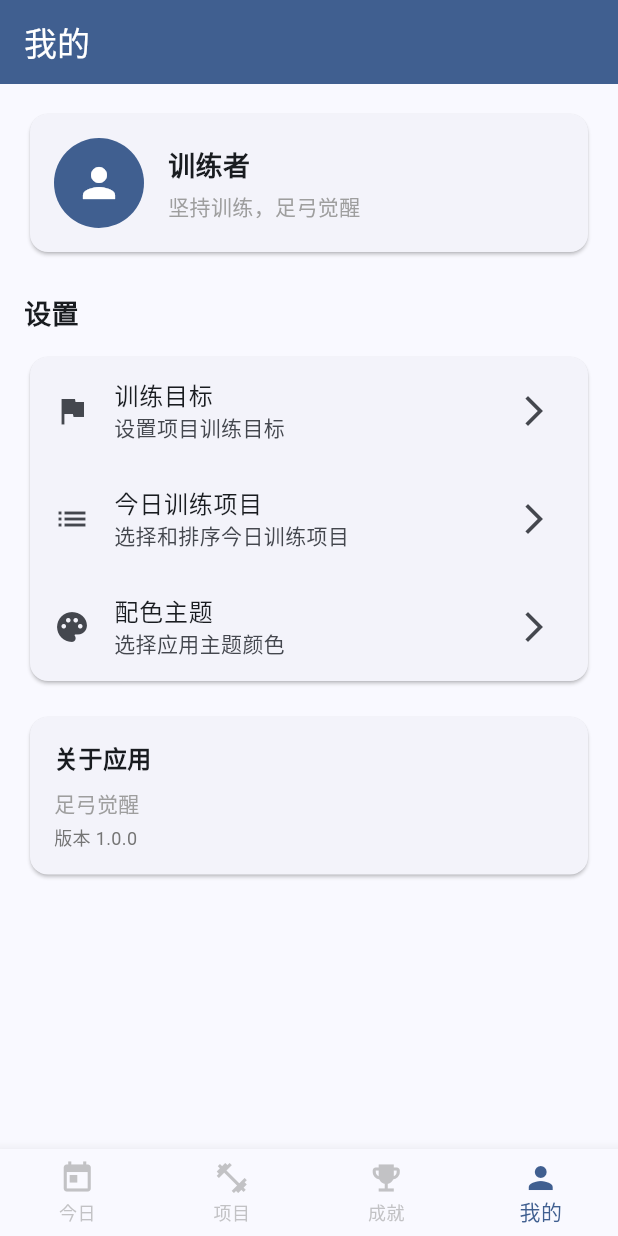
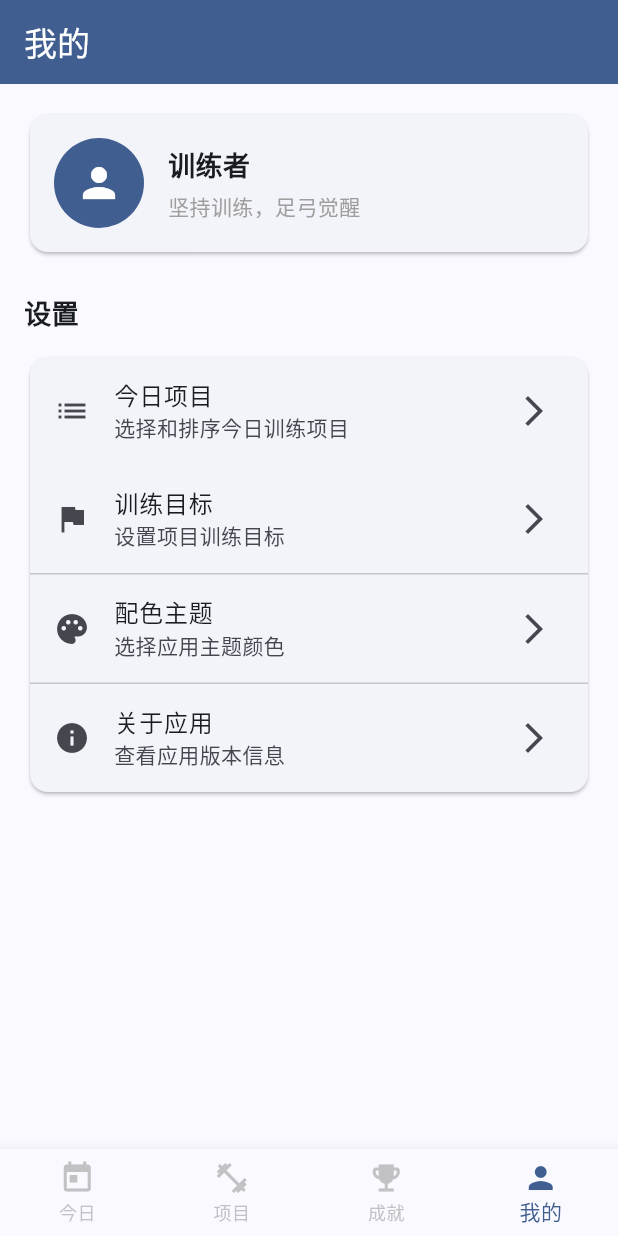
Before and after one commit to badcaffe/arch_awaken, a Flutter app: the screen it shows after launch, item 4 of the bottom bar chosen, on a phone screen of 412 x 824 dp. Run offline on Flutter 3.47's test engine with Material 3 defaults, Android fonts, the phone set to English and light mode, and no system bars; our stand-ins replace go_router, shared_preferences.

Commit message:
update icon

```diff
--- a/lib/main.dart
+++ b/lib/main.dart
@@ -14,8 +14,8 @@ import 'screens/timer_screen.dart';
 import 'screens/counter_screen.dart';
 import 'screens/theme_selection_screen.dart';
 import 'screens/goal_setting_screen.dart';
-import 'screens/profile_screen.dart';
 import 'screens/today_exercises_selection_screen.dart';
+import 'screens/about_screen.dart';
 
 void main() {
   runApp(const ArchAwakenApp());
@@ -84,6 +84,12 @@ class ArchAwakenApp extends StatelessWidget {
                 return const TodayExercisesSelectionScreen();
               },
             ),
+            GoRoute(
+              path: 'about',
+              builder: (BuildContext context, GoRouterState state) {
+                return const AboutScreen();
+              },
+            ),
           ],
         ),
       ],
--- a/lib/screens/profile_screen.dart
+++ b/lib/screens/profile_screen.dart
@@ -3,7 +3,6 @@ import 'package:go_router/go_router.dart';
 import 'package:provider/provider.dart';
 
 import '../models/theme_model.dart';
-import '../models/goal_model.dart';
 
 class ProfileScreen extends StatelessWidget {
   const ProfileScreen({super.key});
@@ -83,6 +82,17 @@ class ProfileScreen extends StatelessWidget {
               child: Column(
                 children: [
                   ListTile(
+                    leading: const Icon(Icons.list),
+                    title: const Text('今日项目'),
+                    subtitle: const Text('选择和排序今日训练项目'),
+                    trailing: const Icon(Icons.arrow_forward_ios),
+                    onTap: () {
+                      context.go('/today-exercises-selection');
+                    },
+                    splashColor: Colors.transparent,
+                    hoverColor: Colors.transparent,
+                  ),
+                  ListTile(
                     leading: const Icon(Icons.flag),
                     title: const Text('训练目标'),
                     subtitle: const Text('设置项目训练目标'),
@@ -93,17 +103,7 @@ class ProfileScreen extends StatelessWidget {
                     splashColor: Colors.transparent,
                     hoverColor: Colors.transparent,
                   ),
-                  ListTile(
-                    leading: const Icon(Icons.list),
-                    title: const Text('今日训练项目'),
-                    subtitle: const Text('选择和排序今日训练项目'),
-                    trailing: const Icon(Icons.arrow_forward_ios),
-                    onTap: () {
-                      context.go('/today-exercises-selection');
-                    },
-                    splashColor: Colors.transparent,
-                    hoverColor: Colors.transparent,
-                  ),
+                  const Divider(height: 1),
                   ListTile(
                     leading: const Icon(Icons.palette),
                     title: const Text('配色主题'),
@@ -115,45 +115,19 @@ class ProfileScreen extends StatelessWidget {
                     splashColor: Colors.transparent,
                     hoverColor: Colors.transparent,
                   ),
+                  const Divider(height: 1),
+                  ListTile(
+                    leading: const Icon(Icons.info),
+                    title: const Text('关于应用'),
+                    subtitle: const Text('查看应用版本信息'),
+                    trailing: const Icon(Icons.arrow_forward_ios),
+                    onTap: () {
+                      context.go('/about');
+                    },
+                    splashColor: Colors.transparent,
+                    hoverColor: Colors.transparent,
+                  ),
                 ],
-              ),
-            ),
-            const SizedBox(height: 16),
-            // App info section
-            Card(
-              child: Padding(
-                padding: const EdgeInsets.all(16.0),
-                child: Column(
-                  crossAxisAlignment: CrossAxisAlignment.start,
-                  children: [
-                    const SizedBox(
-                      width: double.infinity,
-                      child: Text(
-                        '关于应用',
-                        style: TextStyle(
-                          fontSize: 16,
-                          fontWeight: FontWeight.bold,
-                        ),
-                      ),
-                    ),
-                    const SizedBox(height: 8),
-                    const Text(
-                      '足弓觉醒',
-                      style: TextStyle(
-                        fontSize: 14,
-                        color: Colors.grey,
-                      ),
-                    ),
-                    const SizedBox(height: 4),
-                    Text(
-                      '版本 1.0.0',
-                      style: TextStyle(
-                        fontSize: 12,
-                        color: Colors.grey[600],
-                      ),
-                    ),
-                  ],
-                ),
               ),
             ),
           ],
```
Also changed, not shown: 60 other files.
